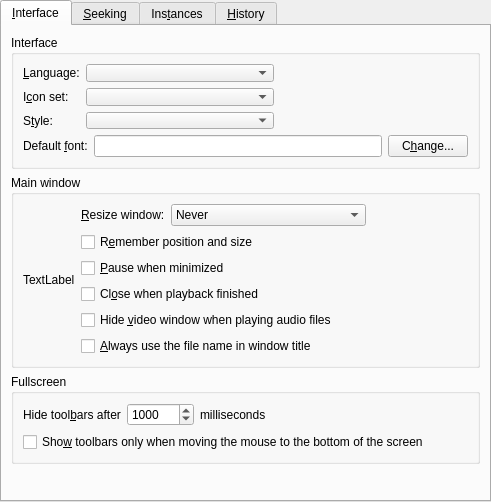
First picture: the form in src/gui/pref/interface.ui, repository wilbert2000/wzplayer, before the edit.
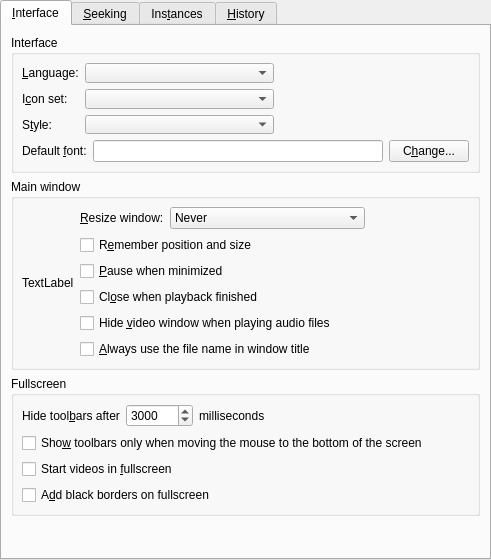
Second picture: the form after the edit. Custom widgets are drawn as their Qt base class.

Commit message:
Moved "Start in fullscreen" and "add blackborders" from video to interface
Increased margins groupboxes to 8, increased dialog height to 600

Diff of the .ui file:
```diff
--- a/src/gui/pref/interface.ui
+++ b/src/gui/pref/interface.ui
@@ -7,7 +7,7 @@
     <x>0</x>
     <y>0</y>
     <width>491</width>
-    <height>502</height>
+    <height>560</height>
    </rect>
   </property>
   <layout class="QVBoxLayout">
@@ -39,6 +39,9 @@
           <string>Interface</string>
          </property>
          <layout class="QVBoxLayout" name="verticalLayout_6">
+          <property name="margin">
+           <number>8</number>
+          </property>
           <item>
            <layout class="QGridLayout" name="gridLayout">
             <item row="0" column="1">
@@ -210,7 +213,7 @@
            <number>6</number>
           </property>
           <property name="margin">
-           <number>9</number>
+           <number>8</number>
           </property>
           <item>
            <widget class="QLabel" name="resize_window_icon">
@@ -328,6 +331,9 @@
           <string>Fullscreen</string>
          </property>
          <layout class="QVBoxLayout" name="verticalLayout_4">
+          <property name="margin">
+           <number>8</number>
+          </property>
           <item>
            <layout class="QHBoxLayout" name="horizontalLayout_4">
             <property name="bottomMargin">
@@ -345,6 +351,9 @@
             </item>
             <item>
              <widget class="QSpinBox" name="hide_toolbars_spin">
+              <property name="suffix">
+               <string/>
+              </property>
               <property name="minimum">
                <number>500</number>
               </property>
@@ -355,7 +364,7 @@
                <number>100</number>
               </property>
               <property name="value">
-               <number>1000</number>
+               <number>3000</number>
               </property>
              </widget>
             </item>
@@ -388,6 +397,20 @@
             </property>
            </widget>
           </item>
+          <item>
+           <widget class="QCheckBox" name="start_fullscreen_check">
+            <property name="text">
+             <string>Start videos in &amp;fullscreen</string>
+            </property>
+           </widget>
+          </item>
+          <item>
+           <widget class="QCheckBox" name="blackborders_on_fs_check">
+            <property name="text">
+             <string>A&amp;dd black borders on fullscreen</string>
+            </property>
+           </widget>
+          </item>
          </layout>
         </widget>
        </item>
```
Left out of the diff: 14 changed lines with no effect on the pictures. The commit also changes 9 other files.
